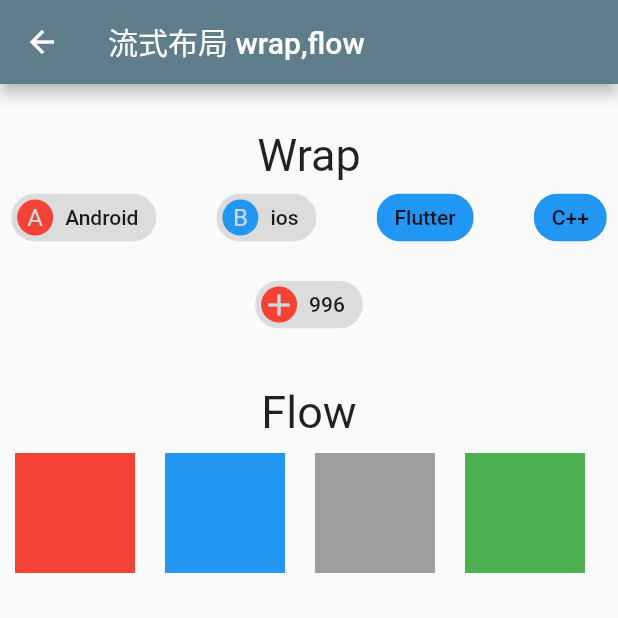
After one commit to Petterpx/FlutterQuickExample, a Flutter app: the LayoutWidgetsList screen opened directly, after a tap on "流式布局 wrap,flow", on a phone screen of 412 x 824 dp, the top half of it. The commit adds this screen. Run offline on Flutter 3.47's test engine with Material 2 defaults, Android fonts, the phone set to English and light mode, and no system bars; our stand-ins replace fluttertoast; missing offline and left inert: dart:ffi, dart:html, simple_logger.

Commit message:
feat:update flex

```diff
--- a/lib/example/layout_widgets.dart
+++ b/lib/example/layout_widgets.dart
@@ -1,7 +1,10 @@
-import 'package:cloud_flutter_app/example/layout_widgets/row_widget.dart';
+import 'package:cloud_flutter_app/example/layout_widgets/row_to_column_widget.dart';
 import 'package:cloud_flutter_app/utils/util_view.dart';
 import 'package:flutter/cupertino.dart';
 import 'package:flutter/material.dart';
+
+import 'layout_widgets/flex_widget.dart';
+import 'layout_widgets/wrap_to_flow_widget.dart';
 
 class LayoutWidgetsList extends StatelessWidget {
   @override
@@ -9,8 +12,9 @@ class LayoutWidgetsList extends StatelessWidget {
         appBar: AppBar(title: Text("布局类组件")),
         body: Column(
           children: [
-            showSampleStateFulWidget(
-                context, "线性布局Row,Column", RowWidget())
+            showSampleStateFulWidget(context, "线性布局Row,Column", RowToColumnWidget()),
+            showSampleStateFulWidget(context, "弹性布局Expand", FlexWidget()),
+            showSampleStateFulWidget(context, "流式布局 wrap,flow", WrapToFlowWidget())
           ],
         ),
       );
--- /dev/null
+++ b/lib/example/layout_widgets/flex_widget.dart
@@ -0,0 +1,28 @@
+import 'package:flutter/cupertino.dart';
+import 'package:flutter/material.dart';
+
+/// 弹性布局
+/// 弹性布局允许子组件按照一定比例来分配父容器空间。 如Android中的 widget
+/// */
+class FlexWidget extends StatelessWidget {
+  @override
+  Widget build(BuildContext context) => SizedBox(
+        height: 200,
+        child: Row(
+          children: [
+            Expanded(
+                child: Container(
+              color: Colors.red,
+            )),
+            Expanded(
+                child: Container(
+              color: Colors.grey,
+            )),
+            Expanded(
+                child: Container(
+              color: Colors.blue,
+            ))
+          ],
+        ),
+      );
+}
--- a/lib/example/layout_widgets/row_widget.dart
+++ b/lib/example/layout_widgets/row_to_column_widget.dart
@@ -3,8 +3,9 @@ import 'package:cloud_flutter_app/utils/widget_text_to_box.dart';
 import 'package:flutter/cupertino.dart';
 import 'package:flutter/material.dart';
 
-/// Row -> 横向LayoutWidget */
-class RowWidget extends StatelessWidget {
+/// Row与Column*/
+/// // TODO: 2020/12/27 注意，如果子Widget超出屏幕范围，就会报溢出错误
+class RowToColumnWidget extends StatelessWidget {
   @override
   Widget build(BuildContext context) => Column(
         children: [
--- /dev/null
+++ b/lib/example/layout_widgets/wrap_to_flow_widget.dart
@@ -0,0 +1,126 @@
+import 'package:cloud_flutter_app/utils/widget_text_to_box.dart';
+import 'package:flutter/cupertino.dart';
+import 'package:flutter/material.dart';
+
+/// Wrap Flow -> 流式布局*/
+class WrapToFlowWidget extends StatelessWidget {
+  @override
+  Widget build(BuildContext context) => Column(
+        children: [
+          TextToBoxWidget(
+            title: "Wrap",
+            fontSize: 30.0,
+          ),
+          Wrap(
+            //主轴方向 子Widget的间距
+            spacing: 40,
+            //纵轴方向的间距
+            runSpacing: 10,
+            //纵轴方向的对其方式
+            runAlignment: WrapAlignment.center,
+            //沿主轴方向居中
+            alignment: WrapAlignment.center,
+            children: [
+              Chip(
+                label: Text("Android"),
+                avatar: CircleAvatar(
+                  backgroundColor: Colors.red,
+                  child: Text("A"),
+                ),
+              ),
+              Chip(
+                label: Text("ios"),
+                avatar: CircleAvatar(
+                  backgroundColor: Colors.blue,
+                  child: Text("B"),
+                ),
+              ),
+              Chip(
+                label: Text("Flutter"),
+                backgroundColor: Colors.blue,
+              ),
+              Chip(
+                label: Text("C++"),
+                backgroundColor: Colors.blue,
+              ),
+              Chip(
+                label: Text("996"),
+                avatar: CircleAvatar(
+                  backgroundColor: Colors.red,
+                  child: Icon(Icons.add),
+                ),
+              )
+            ],
+          ),
+          TextToBoxWidget(
+            title: "Flow",
+            fontSize: 30.0,
+          ),
+          Flow(
+            delegate: TestFlowDelegate(margin: EdgeInsets.all(10.0)),
+            children: <Widget>[
+              Container(
+                width: 80.0,
+                height: 80.0,
+                color: Colors.red,
+              ),
+              Container(
+                width: 80.0,
+                height: 80.0,
+                color: Colors.blue,
+              ),
+              Container(
+                width: 80.0,
+                height: 80.0,
+                color: Colors.grey,
+              ),
+              Container(
+                width: 80.0,
+                height: 80.0,
+                color: Colors.green,
+              )
+            ],
+          )
+        ],
+      );
+}
+
+/// 测试的Flow */
+class TestFlowDelegate extends FlowDelegate {
+  EdgeInsets margin = EdgeInsets.zero;
+
+  TestFlowDelegate({required this.margin});
+
+  @override
+  void paintChildren(FlowPaintingContext context) {
+    var x = margin.left;
+    var y = margin.top;
+    //计算每一个子Widget的位置
+    for (int i = 0; i < context.childCount; i++) {
+      var w = context.getChildSize(i)!.width + x + margin.right;
+      //如果当前widget小于给定的widget大小
+      if (w < context.size.width) {
+        //绘制子widget
+        context.paintChild(i, transform: Matrix4.translationValues(x, y, 0.0));
+        x = w + margin.left;
+      } else {
+        x = margin.left;
+        y += context.getChildSize(i)!.height + margin.top + margin.bottom;
+        //绘制子Widget
+        context.paintChild(i, transform: Matrix4.translationValues(x, y, 0.0));
+        x += context.getChildSize(i)!.width + margin.left + margin.right;
+      }
+    }
+  }
+
+  @override
+  Size getSize(BoxConstraints constraints) {
+    // TODO: implement getSize
+    return Size(double.infinity, 200.0);
+  }
+
+  @override
+  bool shouldRepaint(covariant FlowDelegate oldDelegate) {
+    return oldDelegate != this;
+  }
+}
```
